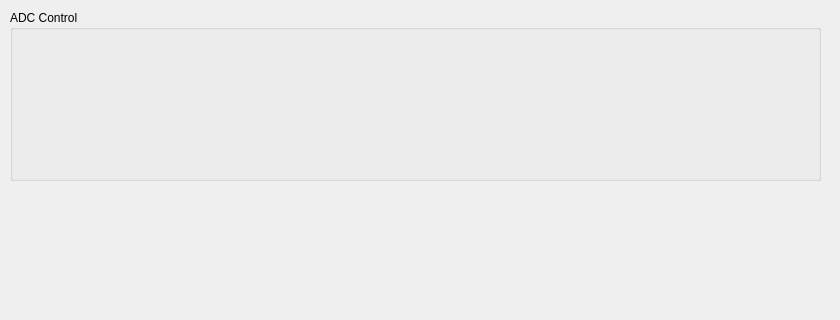
Above: View/TabAdc/tabadcuno.ui from AakashKumar21/EmbeddedToolbox-GUI before the change; both pictures show x 0 to 840 and y 0 to 320 of the 840 by 640 pixel window. Below: the same form after it.
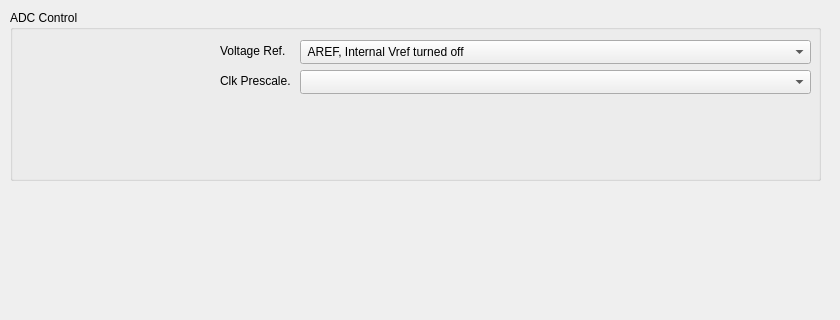
That is the form after the change.

Commit message:
setup ADC Tab
MUX selector checkbox, prescalar, Vref added, but serial not connected

Patch:
```diff
--- a/View/TabAdc/tabadcuno.ui
+++ b/View/TabAdc/tabadcuno.ui
@@ -30,11 +30,113 @@
      <rect>
       <x>10</x>
       <y>30</y>
-      <width>791</width>
+      <width>181</width>
       <height>131</height>
      </rect>
     </property>
-    <layout class="QGridLayout" name="loAdcControl"/>
+    <layout class="QGridLayout" name="lo_AdcSelect"/>
+   </widget>
+   <widget class="QComboBox" name="dropdown_vref">
+    <property name="geometry">
+     <rect>
+      <x>290</x>
+      <y>30</y>
+      <width>511</width>
+      <height>24</height>
+     </rect>
+    </property>
+    <property name="toolTip">
+     <string>Voltage Ref</string>
+    </property>
+    <property name="statusTip">
+     <string>Voltage Ref</string>
+    </property>
+    <property name="whatsThis">
+     <string/>
+    </property>
+    <property name="currentText">
+     <string> AREF, Internal Vref turned off</string>
+    </property>
+    <property name="currentIndex">
+     <number>0</number>
+    </property>
+    <item>
+     <property name="text">
+      <string> AREF, Internal Vref turned off</string>
+     </property>
+    </item>
+    <item>
+     <property name="text">
+      <string>AVcc with external capacitor at AREF pin</string>
+     </property>
+    </item>
+    <item>
+     <property name="text">
+      <string>Internal 1.1V Voltage reference with external capacitor at AREF pin</string>
+     </property>
+    </item>
+   </widget>
+   <widget class="QLabel" name="label">
+    <property name="geometry">
+     <rect>
+      <x>210</x>
+      <y>30</y>
+      <width>81</width>
+      <height>21</height>
+     </rect>
+    </property>
+    <property name="text">
+     <string>Voltage Ref.</string>
+    </property>
+   </widget>
+   <widget class="QComboBox" name="dropdown_prescale">
+    <property name="geometry">
+     <rect>
+      <x>290</x>
+      <y>60</y>
+      <width>511</width>
+      <height>24</height>
+     </rect>
+    </property>
+    <property name="toolTip">
+     <string>Voltage Ref</string>
+    </property>
+    <property name="statusTip">
+     <string>Voltage Ref</string>
+    </property>
+    <property name="whatsThis">
+     <string/>
+    </property>
+    <property name="currentText">
+     <string/>
+    </property>
+    <property name="currentIndex">
+     <number>-1</number>
+    </property>
+   </widget>
+   <widget class="QLabel" name="label_2">
+    <property name="geometry">
+     <rect>
+      <x>210</x>
+      <y>60</y>
+      <width>81</width>
+      <height>21</height>
+     </rect>
+    </property>
+    <property name="text">
+     <string>Clk Prescale.</string>
+    </property>
+   </widget>
+   <widget class="QWidget" name="horizontalLayoutWidget">
+    <property name="geometry">
+     <rect>
+      <x>210</x>
+      <y>90</y>
+      <width>591</width>
+      <height>71</height>
+     </rect>
+    </property>
+    <layout class="QHBoxLayout" name="lo_AdcReadout"/>
    </widget>
   </widget>
  </widget>
```
Left out of the diff: 3 changed lines with no effect on the pictures. The commit also changes 2 other files.
